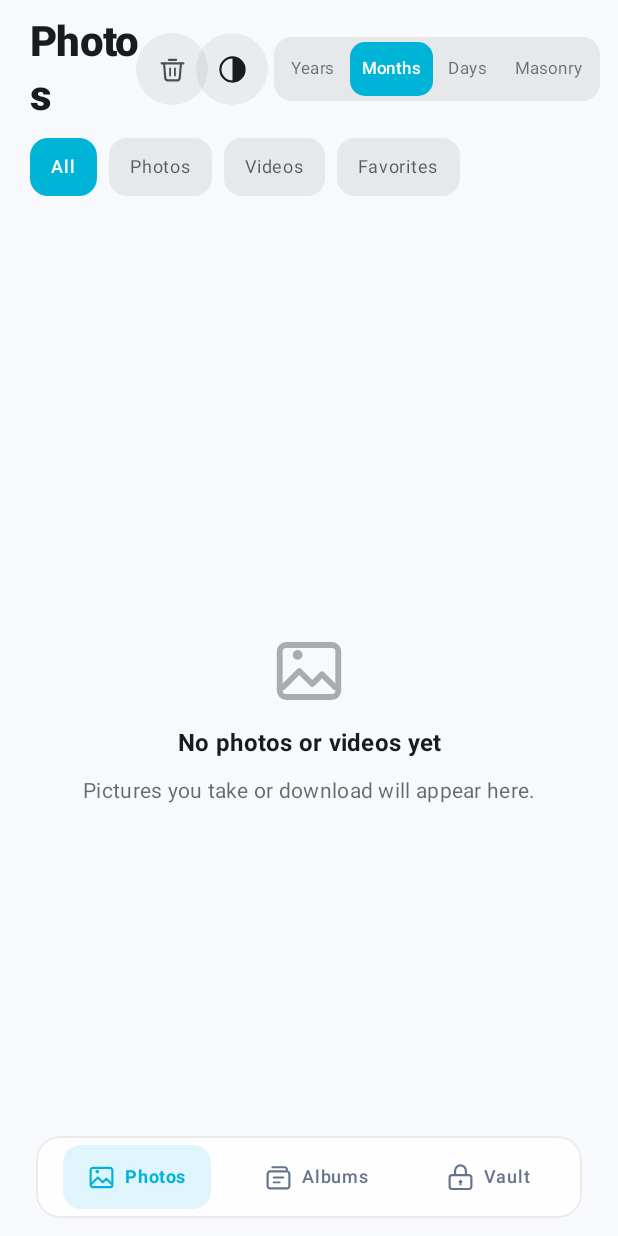
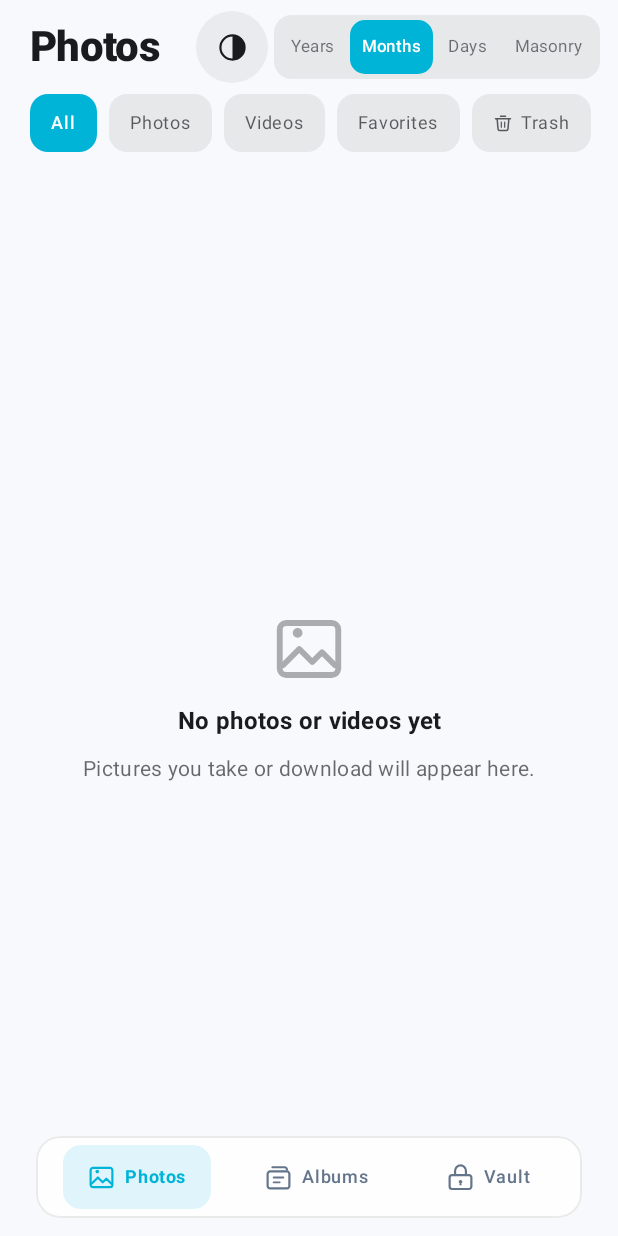
Before and after one commit to ayoubzulfiqar/gallery, an Android app built with Jetpack Compose: the screen it shows after launch (MainActivity), on a phone screen of 412 x 824 dp. Run offline under Robolectric (Android 15) with nearby library versions, the phone set to English and light mode, and no system bars; pictures from the network do not load; 2 statements that could not run were skipped.

Commit message:
feat(trash): move trash entry into the filter chip row

```diff
--- a/shared/src/commonMain/kotlin/com/ayoubzulfiqar/gallery/ui/timeline/TimelineScreen.kt
+++ b/shared/src/commonMain/kotlin/com/ayoubzulfiqar/gallery/ui/timeline/TimelineScreen.kt
@@ -38,6 +38,8 @@ import androidx.compose.ui.draw.clip
 import androidx.compose.ui.graphics.Color
 import androidx.compose.ui.layout.ContentScale
 import androidx.compose.ui.semantics.Role
+import androidx.compose.ui.semantics.contentDescription
+import androidx.compose.ui.semantics.semantics
 import androidx.compose.ui.text.font.FontWeight
 import androidx.compose.ui.text.style.TextOverflow
 import androidx.compose.ui.unit.dp
@@ -90,16 +92,19 @@ fun TimelineScreen(
                 density = density,
                 themeMode = themeMode,
                 onDensityChange = viewModel::setDensity,
-                onToggleTheme = onToggleTheme,
-                hasTrash = hasTrash,
-                onOpenTrash = onOpenTrash
+                onToggleTheme = onToggleTheme
             )
             banner?.invoke()
             ChoiceChipRow(
                 options = MediaFilter.entries,
                 selected = filter,
                 label = { it.label },
-                onSelect = viewModel::setFilter
+                onSelect = viewModel::setFilter,
+                trailing = if (hasTrash) {
+                    { TrashChip(onOpenTrash) }
+                } else {
+                    null
+                }
             )
 
             val navBarBottom = WindowInsets.navigationBars.asPaddingValues().calculateBottomPadding()
@@ -178,15 +183,40 @@ fun TimelineScreen(
     }
 }
 
+/** Action chip alongside the media filters: opens the system trash (not a filter). */
+@Composable
+private fun TrashChip(onOpenTrash: () -> Unit) {
+    Row(
+        modifier = Modifier
+            .clip(RoundedCornerShape(12.dp))
+            .background(MaterialTheme.colorScheme.onBackground.copy(alpha = 0.08f))
+            .clickable(role = Role.Button, onClick = onOpenTrash)
+            .semantics { contentDescription = "Open trash" }
+            .padding(horizontal = 14.dp, vertical = 7.dp),
+        verticalAlignment = Alignment.CenterVertically,
+        horizontalArrangement = Arrangement.spacedBy(5.dp)
+    ) {
+        Icon(
+            imageVector = GalleryIcons.Trash,
+            contentDescription = null,
+            tint = MaterialTheme.colorScheme.onBackground.copy(alpha = 0.7f),
+            modifier = Modifier.size(13.dp)
+        )
+        Text(
+            text = "Trash",
+            color = MaterialTheme.colorScheme.onBackground.copy(alpha = 0.7f),
+            fontSize = 12.sp
+        )
+    }
+}
+
 @Composable
 private fun TimelineHeader(
     totalCount: Int,
     density: TimelineDensity,
     themeMode: ThemeMode,
     onDensityChange: (TimelineDensity) -> Unit,
-    onToggleTheme: () -> Unit,
-    hasTrash: Boolean = false,
-    onOpenTrash: () -> Unit = {}
+    onToggleTheme: () -> Unit
 ) {
     Row(
         modifier = Modifier
@@ -211,23 +241,6 @@ private fun TimelineHeader(
                     text = if (totalCount == 1) "1 item" else "$totalCount items",
                     fontSize = 12.sp,
                     color = MaterialTheme.colorScheme.onBackground.copy(alpha = 0.55f)
-                )
-            }
-        }
-
-        if (hasTrash) {
-            IconButton(
-                onClick = onOpenTrash,
-                modifier = Modifier
-                    .size(40.dp)
-                    .clip(CircleShape)
-                    .background(MaterialTheme.colorScheme.onBackground.copy(alpha = 0.06f))
-            ) {
-                Icon(
-                    imageVector = GalleryIcons.Trash,
-                    contentDescription = "Open trash",
-                    tint = MaterialTheme.colorScheme.onBackground.copy(alpha = 0.75f),
-                    modifier = Modifier.size(19.dp)
                 )
             }
         }
```
